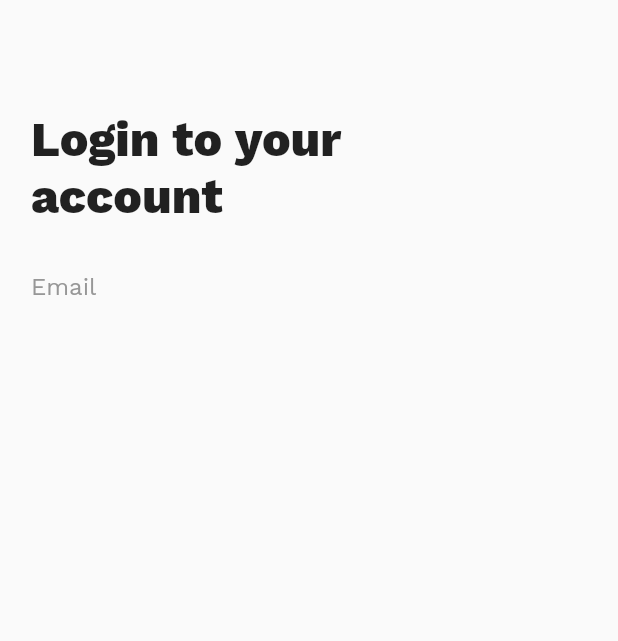
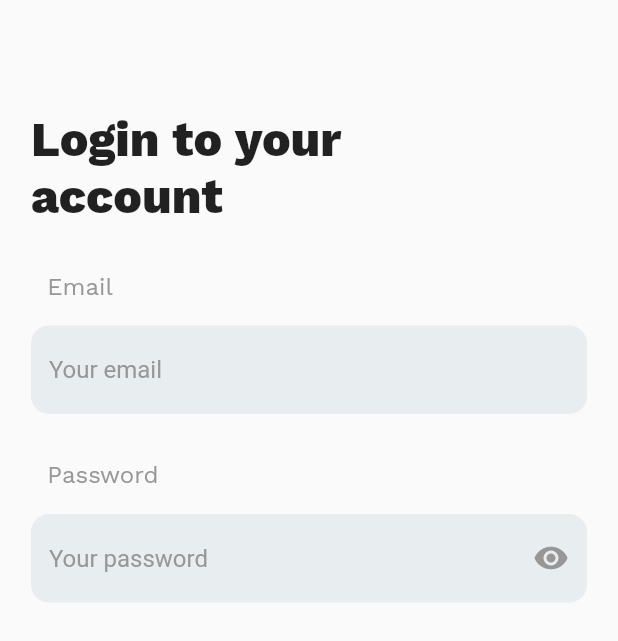
Before and after one commit to AzZaya0/EDUCAT, a Flutter app: the screen it shows after launch, after a tap on "Login", on a phone screen of 412 x 824 dp. Shown: the top 641 px of the screen. Run offline on Flutter 3.47's test engine with Material 2 defaults, Android fonts, the phone set to English and light mode, and no system bars; our stand-ins replace firebase_auth, firebase_core, google_fonts, google_sign_in; accounts and stored records are empty.

Commit message:
added email and password boxes

```diff
--- a/lib/screens/login-signup/elements/continueWith.dart
+++ b/lib/screens/login-signup/elements/continueWith.dart
@@ -1,8 +1,6 @@
-// ignore_for_file: public_member_api_docs, sort_constructors_first
+// ignore_for_file: public_member_api_docs, sort_constructors_first, must_be_immutable
 import 'package:flutter/material.dart';
-
 import 'package:educat/elements/fonts/myText.dart';
-import 'package:educat/screens/login-signup/services/googleSignin.dart';
 
 class ContinueWith extends StatelessWidget {
   String text;
--- /dev/null
+++ b/lib/screens/login-signup/elements/textBox.dart
@@ -0,0 +1,35 @@
+// ignore_for_file: public_member_api_docs, sort_constructors_first
+import 'package:flutter/material.dart';
+
+import '../../../elements/constants/constants.dart';
+
+class TextBox extends StatelessWidget {
+  Widget? suffixIcon;
+  String text;
+  bool obsecureText;
+  TextEditingController controller;
+  TextBox({
+    Key? key,
+    this.suffixIcon,
+    required this.text,
+    required this.obsecureText,
+    required this.controller,
+  }) : super(key: key);
+
+  @override
+  Widget build(BuildContext context) {
+    return TextFormField(
+      controller: controller,
+      obscureText: obsecureText,
+      decoration: InputDecoration(
+        suffixIcon: suffixIcon,
+          hintText: text,
+          hintStyle: TextStyle(color: kGreycolor),
+          fillColor: kTextBoxColor,
+          filled: true,
+          border: OutlineInputBorder(
+              borderSide: BorderSide.none,
+              borderRadius: BorderRadius.circular(12))),
+    );
+  }
+}
--- a/lib/screens/login-signup/pages/loginPage.dart
+++ b/lib/screens/login-signup/pages/loginPage.dart
@@ -2,6 +2,7 @@
 
 import 'package:educat/elements/constants/constants.dart';
 import 'package:educat/elements/fonts/myText.dart';
+import 'package:educat/screens/login-signup/elements/textBox.dart';
 import 'package:flutter/material.dart';
 
 class LoginPage extends StatefulWidget {
@@ -12,6 +13,8 @@ class LoginPage extends StatefulWidget {
 }
 
 class _LoginPageState extends State<LoginPage> {
+  TextEditingController emailController = TextEditingController();
+  TextEditingController passController = TextEditingController();
   @override
   Widget build(BuildContext context) {
     return Material(
@@ -34,10 +37,36 @@ class _LoginPageState extends State<LoginPage> {
                 height: Constraints.maxHeight * 0.038,
               ),
               MyText(
-                text: 'Email',
+                text: '  Email',
                 fontSize: 16,
                 color: kGreycolor,
-              )
+              ),
+              SizedBox(
+                height: Constraints.maxHeight * 0.02,
+              ),
+              TextBox(
+                  text: 'Your email',
+                  obsecureText: false,
+                  controller: emailController),
+              SizedBox(
+                height: Constraints.maxHeight * 0.038,
+              ),
+              MyText(
+                text: '  Password',
+                fontSize: 16,
+                color: kGreycolor,
+              ),
+              SizedBox(
+                height: Constraints.maxHeight * 0.02,
+              ),
+              TextBox(
+                  suffixIcon: Icon(
+                    Icons.remove_red_eye,
+                    color: kGreycolor,
+                  ),
+                  text: 'Your password',
+                  obsecureText: true,
+                  controller: passController),
             ],
           ),
         );
```
